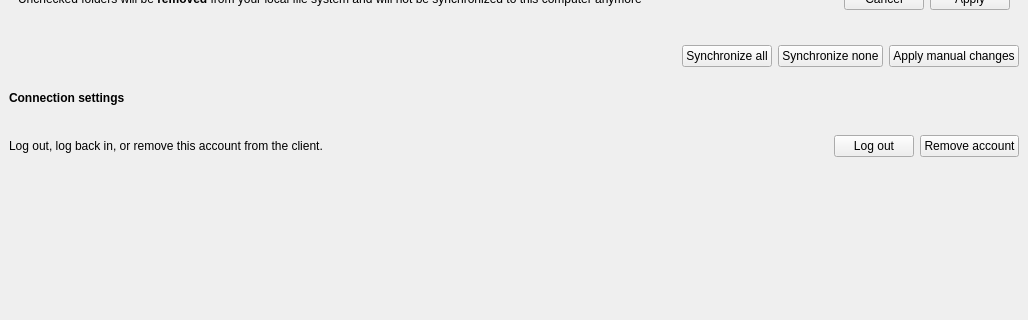
Qt form src/gui/accountsettings.ui (nextcloud/desktop) before a commit; both pictures show x 0 to 1028 and y 257 to 577 of the 1028 by 871 pixel window.
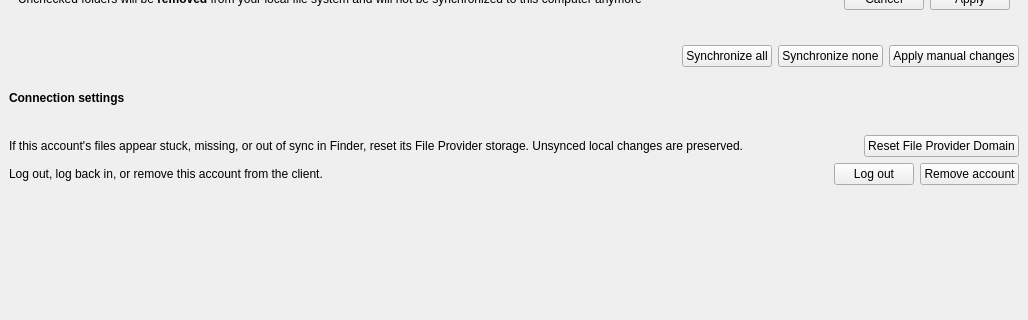
The same form after that commit. Custom widgets are drawn as their Qt base class.

Commit message: feat(file-provider): Add a reset button in the app settings

The edit to the form file:
```diff
--- a/src/gui/accountsettings.ui
+++ b/src/gui/accountsettings.ui
@@ -469,6 +469,62 @@
       <enum>QFrame::Shape::NoFrame</enum>
      </property>
      <layout class="QVBoxLayout" name="accountActionsPanelLayout">
+      <item>
+       <widget class="QWidget" name="fileProviderMaintenancePanel" native="true">
+        <property name="visible">
+         <bool>false</bool>
+        </property>
+        <property name="sizePolicy">
+         <sizepolicy hsizetype="Preferred" vsizetype="Preferred">
+          <horstretch>0</horstretch>
+          <verstretch>0</verstretch>
+         </sizepolicy>
+        </property>
+        <layout class="QHBoxLayout" name="fileProviderMaintenanceLayout">
+         <property name="leftMargin">
+          <number>0</number>
+         </property>
+         <property name="topMargin">
+          <number>0</number>
+         </property>
+         <property name="rightMargin">
+          <number>0</number>
+         </property>
+         <property name="bottomMargin">
+          <number>0</number>
+         </property>
+         <item>
+          <widget class="QLabel" name="fileProviderMaintenanceDescription">
+           <property name="sizePolicy">
+            <sizepolicy hsizetype="MinimumExpanding" vsizetype="Preferred">
+             <horstretch>0</horstretch>
+             <verstretch>0</verstretch>
+            </sizepolicy>
+           </property>
+           <property name="text">
+            <string>If this account's files appear stuck, missing, or out of sync in Finder, reset its File Provider storage. Unsynced local changes are preserved.</string>
+           </property>
+           <property name="wordWrap">
+            <bool>true</bool>
+           </property>
+          </widget>
+         </item>
+         <item>
+          <widget class="QPushButton" name="fileProviderResetButton">
+           <property name="sizePolicy">
+            <sizepolicy hsizetype="Maximum" vsizetype="Fixed">
+             <horstretch>0</horstretch>
+             <verstretch>0</verstretch>
+            </sizepolicy>
+           </property>
+           <property name="text">
+            <string>Reset File Provider Domain</string>
+           </property>
+          </widget>
+         </item>
+        </layout>
+       </widget>
+      </item>
       <item>
        <widget class="QWidget" name="accountActionsPanelContents" native="true">
         <property name="sizePolicy">
```
The commit also changes 4 other files.
